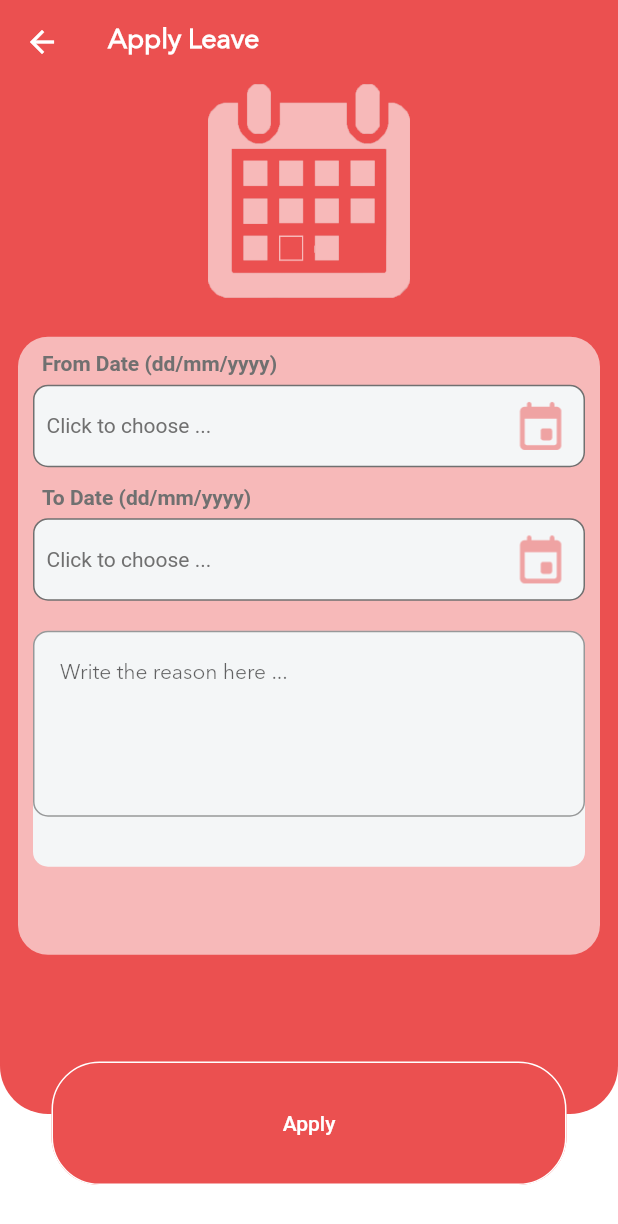
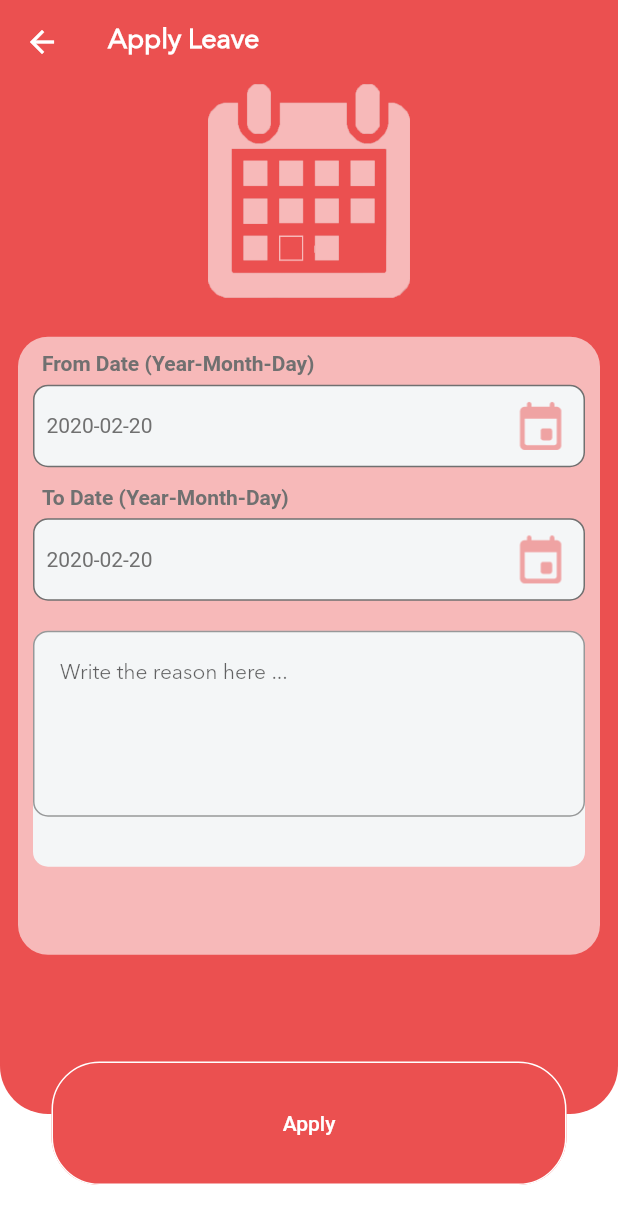
Before and after one commit to davinderkb/bonafide_app, a Flutter app: the ApplyLeave screen opened directly, on a phone screen of 412 x 824 dp. Shown: the top 1224 px of the screen. Run offline on Flutter 3.47's test engine with Material 2 defaults, Android fonts, the phone set to English and light mode, and no system bars; our stand-ins replace charts_flutter.

Commit message:
Announcement.dart

```diff
--- a/lib/applyleave.dart
+++ b/lib/applyleave.dart
@@ -113,11 +113,11 @@ class ApplyLeaveState extends State<ApplyLeave> {
               alignment: AlignmentDirectional.center,
               children: <Widget>[
                 Container(
-                  height:_height>_width? _height:_height + 50 ,
+                  height:_height>_width? _height:_height/0.75+62 ,
                   child: Column(
                     children: <Widget>[
                       Container(
-                        height: _height>_width? _height/1.2 :_height+12,
+                        height: _height>_width? _height/1.2 :_height/0.75+12,
                         decoration: BoxDecoration(
                           borderRadius: BorderRadius.only(
                               bottomLeft: Radius.circular(32.0),
@@ -140,7 +140,7 @@ class ApplyLeaveState extends State<ApplyLeave> {
                               padding: const EdgeInsets.all(10.0),
                               child: Container(
                                 width: _width - 24,
-                                height:_height>_width?_height/2 : _height/1.5  ,
+                                height:_height>_width?_height/2 : _height,
                                 decoration: BoxDecoration(
                                   borderRadius: BorderRadius.all(Radius.circular(20.0)),
                                   color: Color(0xffF7B9B9),
@@ -153,7 +153,7 @@ class ApplyLeaveState extends State<ApplyLeave> {
                                     children: <Widget>[
                                       Padding(
                                         padding: const EdgeInsets.fromLTRB(6,0,0,6),
-                                        child: Text('From Date (dd/mm/yyyy)',textAlign: TextAlign.start,style: TextStyle(fontWeight:FontWeight.bold,fontSize: 14, color: Color(0xff707070)),),
+                                        child: Text('From Date (Year-Month-Day)',textAlign: TextAlign.start,style: TextStyle(fontWeight:FontWeight.bold,fontSize: 14, color: Color(0xff707070)),),
                                       ),
                                       Center(
                                         child: GestureDetector(
@@ -171,7 +171,7 @@ class ApplyLeaveState extends State<ApplyLeave> {
                                               children: <Widget>[
                                                 Padding(
                                                   padding: const EdgeInsets.fromLTRB(8,0,0,0),
-                                                  child: Text('Click to choose ...',textAlign: TextAlign.start,style: TextStyle(fontSize: 14, color: Color(0xff707070)),),
+                                                  child: Text("${fromDate.toLocal()}".split(' ')[0],textAlign: TextAlign.start,style: TextStyle(fontSize: 14, color: Color(0xff707070)),),
                                                 ),
                                                 Padding(
                                                     padding: const EdgeInsets.fromLTRB(0,0,8,0),
@@ -190,7 +190,7 @@ class ApplyLeaveState extends State<ApplyLeave> {
 
                                       Padding(
                                         padding: const EdgeInsets.fromLTRB(6,12,0,6),
-                                        child: Text('To Date (dd/mm/yyyy)',textAlign: TextAlign.start,style: TextStyle(fontWeight:FontWeight.bold,fontSize: 14, color: Color(0xff707070)),),
+                                        child: Text('To Date (Year-Month-Day)',textAlign: TextAlign.start,style: TextStyle(fontWeight:FontWeight.bold,fontSize: 14, color: Color(0xff707070)),),
                                       ),
                                       Center(
                                         child: GestureDetector(
@@ -208,7 +208,7 @@ class ApplyLeaveState extends State<ApplyLeave> {
                                               children: <Widget>[
                                                 Padding(
                                                   padding: const EdgeInsets.fromLTRB(8,0,0,0),
-                                                  child: Text('Click to choose ...',textAlign: TextAlign.start,style: TextStyle(fontSize: 14, color: Color(0xff707070)),),
+                                                  child: Text("${toDate.toLocal()}".split(' ')[0],textAlign: TextAlign.start,style: TextStyle(fontSize: 14, color: Color(0xff707070)),),
                                                 ),
                                                 Padding(
                                                     padding: const EdgeInsets.fromLTRB(0,0,8,0),
@@ -249,7 +249,7 @@ class ApplyLeaveState extends State<ApplyLeave> {
                   ),
                 ),
                 Positioned(
-                  top: _height>_width?_height/1.2 -35 : _height/1.07,
+                  top: _height>_width?_height/1.2 -35 : _height/.75 -12,
                   bottom:_height>_width?90 : 10,
                   left: (_width - _width/1.2)/2,
                   child: SizedBox(
--- a/lib/resetpassword.dart
+++ b/lib/resetpassword.dart
@@ -64,7 +64,7 @@ class ResetPassword extends StatelessWidget {
         body: SingleChildScrollView(
 
             child:   Container(
-              height: _height>_width?_height-80:_height+150,
+              height: _height>_width?_height-80:_height+200,
               color: Color(0xffEB5050),
               child: new Column(
                 mainAxisAlignment: MainAxisAlignment.start,
@@ -79,7 +79,7 @@ class ResetPassword extends StatelessWidget {
                       )
                   ),
                   Container(
-                    height: _height>_width?_height-_height/5-85: _height-_height/3+140,
+                    height: _height>_width?_height-_height/5-85: _height-_height/3+190,
                     decoration: BoxDecoration(
                       borderRadius: BorderRadius.only(
                           bottomLeft: Radius.circular(80.0),
--- a/pubspec.yaml
+++ b/pubspec.yaml
@@ -18,6 +18,7 @@ environment:
 
 dependencies:
   charts_flutter: ^0.8.1
+  http: 0.12.0+4
   flutter_localizations:
     sdk: flutter
 
```
Also changed, not shown: lib/announcements.dart (added, +24 -0 lines), lib/homepage.dart (+20 -1 lines), lib/mytimesheet.dart (+13 -4 lines), pubspec.lock.
